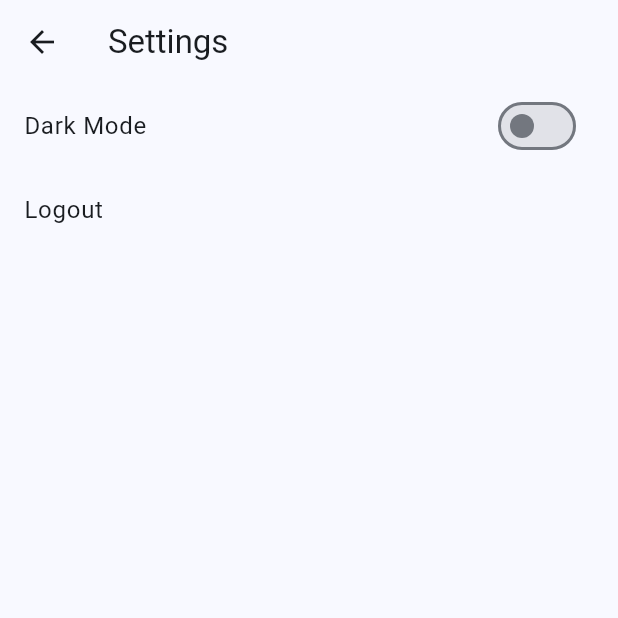
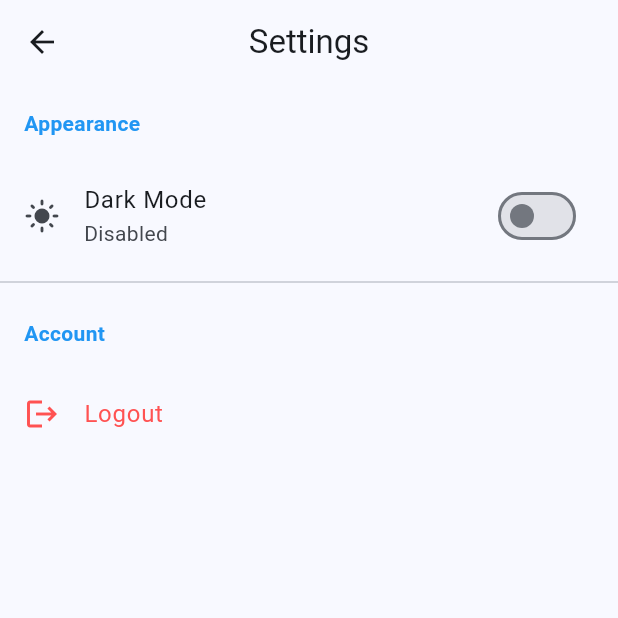
Before and after one commit to Happiejulia/group_two_chatting_app, a Flutter app: the screen it shows once a user with an empty profile is signed in, after a tap on the "settings" icon, on a phone screen of 412 x 824 dp, the top half of it. Run offline on Flutter 3.47's test engine with Material 3 defaults, Android fonts, the phone set to English and light mode, and no system bars; our stand-ins replace cloud_firestore, firebase_auth, firebase_core, shared_preferences; accounts and stored records are empty.

Commit message:
added stateful and confirmation before logout

```diff
--- a/lib/screens/settings_screen.dart
+++ b/lib/screens/settings_screen.dart
@@ -1,27 +1,102 @@
 import 'package:flutter/material.dart';
 import 'package:firebase_auth/firebase_auth.dart';
 
-class SettingsScreen extends StatelessWidget {
+class SettingsScreen extends StatefulWidget {
   final bool isDarkMode;
   final Function(bool) onThemeChanged;
 
-  const SettingsScreen({super.key, required this.isDarkMode, required this.onThemeChanged});
+  const SettingsScreen({
+    super.key,
+    required this.isDarkMode,
+    required this.onThemeChanged,
+  });
+
+  @override
+  State<SettingsScreen> createState() => _SettingsScreenState();
+}
+
+class _SettingsScreenState extends State<SettingsScreen> {
+  // Local state to keep the switch snappy
+  late bool _localDarkMode;
+
+  @override
+  void initState() {
+    super.initState();
+    _localDarkMode = widget.isDarkMode;
+  }
+
+  void _showLogoutDialog(BuildContext context) {
+    showDialog(
+      context: context,
+      builder: (context) => AlertDialog(
+        title: const Text("Logout"),
+        content: const Text("Are you sure you want to sign out?"),
+        actions: [
+          TextButton(
+            onPressed: () => Navigator.pop(context),
+            child: const Text("Cancel"),
+          ),
+          TextButton(
+            style: TextButton.styleFrom(foregroundColor: Colors.red),
+            onPressed: () async {
+              await FirebaseAuth.instance.signOut();
+              if (context.mounted) {
+                Navigator.pop(context); // Close dialog
+                Navigator.pop(context); // Close settings
+              }
+            },
+            child: const Text("Logout"),
+          ),
+        ],
+      ),
+    );
+  }
 
   @override
   Widget build(BuildContext context) {
     return Scaffold(
-      appBar: AppBar(title: const Text("Settings")),
-      body: Column(
+      appBar: AppBar(title: const Text("Settings"), centerTitle: true),
+      body: ListView(
         children: [
+          const Padding(
+            padding: EdgeInsets.all(16.0),
+            child: Text(
+              "Appearance",
+              style: TextStyle(fontWeight: FontWeight.bold, color: Colors.blue),
+            ),
+          ),
           SwitchListTile(
+            secondary: Icon(
+              _localDarkMode ? Icons.dark_mode : Icons.light_mode,
+            ),
             title: const Text("Dark Mode"),
-            value: isDarkMode,
-            onChanged: onThemeChanged,
+            subtitle: Text(_localDarkMode ? "Enabled" : "Disabled"),
+            value: _localDarkMode,
+            onChanged: (bool newValue) {
+              // 1. Update local UI immediately
+              setState(() {
+                _localDarkMode = newValue;
+              });
+              // 2. Notify the parent app to change the theme
+              widget.onThemeChanged(newValue);
+            },
+          ),
+          const Divider(),
+          const Padding(
+            padding: EdgeInsets.all(16.0),
+            child: Text(
+              "Account",
+              style: TextStyle(fontWeight: FontWeight.bold, color: Colors.blue),
+            ),
           ),
           ListTile(
-            title: const Text("Logout"),
-            onTap: () => FirebaseAuth.instance.signOut().then((_) => Navigator.pop(context)),
-          )
+            leading: const Icon(Icons.logout, color: Colors.redAccent),
+            title: const Text(
+              "Logout",
+              style: TextStyle(color: Colors.redAccent),
+            ),
+            onTap: () => _showLogoutDialog(context),
+          ),
         ],
       ),
     );
```
